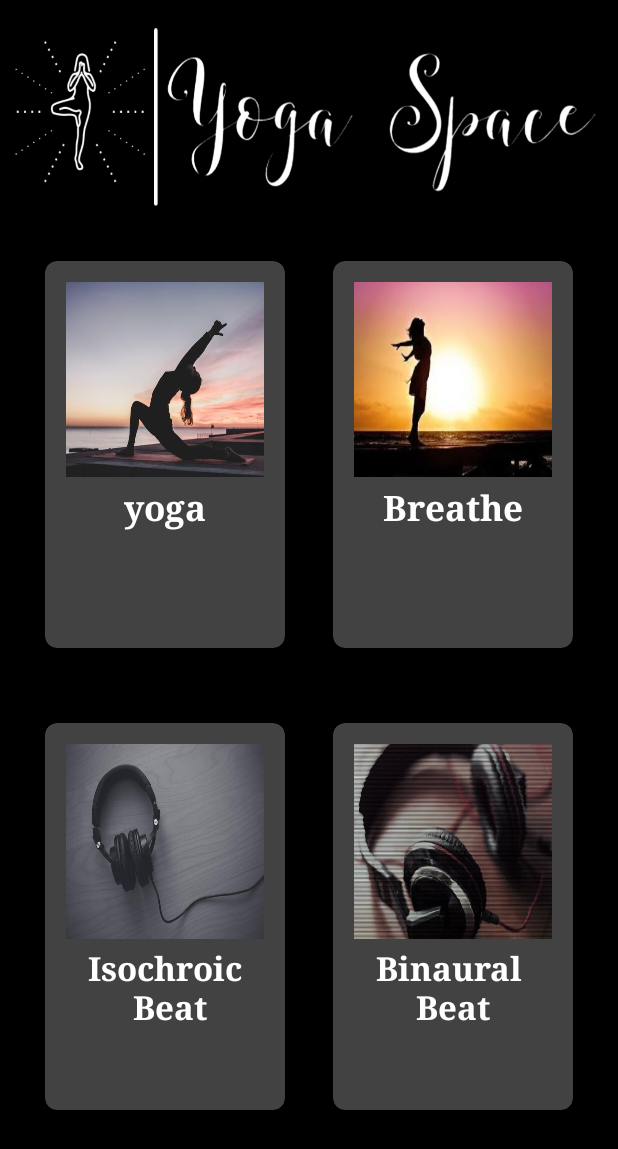
After one commit to shruti10951/YogaSpace, an Android app: the dashboardActivity screen opened directly, with no data from a screen before it, on a phone screen of 412 x 824 dp. The commit adds this screen. Shown: the top 1149 px of the screen. Run offline under Robolectric (Android 15) with nearby library versions, the phone set to English and light mode, and no system bars.

Commit message:
Dashboard added

```diff
--- a/app/build.gradle
+++ b/app/build.gradle
@@ -29,7 +29,7 @@ android {
 }
 
 dependencies {
-
+//    implementation "androidx.cardview:cardview:1.0.0"
     implementation 'androidx.appcompat:appcompat:1.4.1'
     implementation 'com.google.android.material:material:1.5.0'
     implementation 'androidx.constraintlayout:constraintlayout:2.1.3'
--- a/app/src/main/AndroidManifest.xml
+++ b/app/src/main/AndroidManifest.xml
@@ -9,6 +9,12 @@
         android:roundIcon="@mipmap/ic_launcher_round"
         android:supportsRtl="true"
         android:theme="@style/Theme.AppCompat.NoActionBar">
+        <activity
+            android:name=".dashboardActivity"
+            android:exported="false" />
+        <activity
+            android:name=".YogaTypesActivity"
+            android:exported="false" />
         <activity
             android:name=".LoginActivity"
             android:exported="false" />
--- /dev/null
+++ b/app/src/main/java/com/vidyalankar/yogaspace/dashboardActivity.java
@@ -0,0 +1,14 @@
+package com.vidyalankar.yogaspace;
+
+import androidx.appcompat.app.AppCompatActivity;
+
+import android.os.Bundle;
+
+public class dashboardActivity extends AppCompatActivity {
+
+    @Override
+    protected void onCreate(Bundle savedInstanceState) {
+        super.onCreate(savedInstanceState);
+        setContentView(R.layout.activity_dashboard);
+    }
+}
--- /dev/null
+++ b/app/src/main/res/layout/activity_dashboard.xml
@@ -0,0 +1,229 @@
+<?xml version="1.0" encoding="utf-8"?>
+<LinearLayout xmlns:android="http://schemas.android.com/apk/res/android"
+    android:layout_width="match_parent"
+    android:layout_height="match_parent"
+    android:orientation="vertical"
+    android:background="@color/black"
+    xmlns:app="http://schemas.android.com/apk/res-auto">
+
+    <ImageView
+        android:layout_width="match_parent"
+        android:layout_height="150dp"
+        android:background="@drawable/horizontal_logo"
+        android:orientation="horizontal"
+        android:scaleType="centerCrop">
+
+        <!--        <ImageView-->
+        <!--            android:id="@+id/user_photo"-->
+        <!--            android:layout_width="100dp"-->
+        <!--            android:layout_height="match_parent"-->
+        <!--            android:layout_marginStart="26dp"-->
+        <!--            android:layout_gravity="center"-->
+        <!--            android:src="@drawable/logo" />-->
+
+        <!--        <TextView-->
+        <!--            android:id="@+id/user_name"-->
+        <!--            android:layout_width="wrap_content"-->
+        <!--            android:layout_height="match_parent"-->
+        <!--            android:layout_marginStart="50dp"-->
+        <!--            android:gravity="center"-->
+        <!--            android:fontFamily="serif"-->
+        <!--            android:textStyle="bold|italic"-->
+        <!--            android:text="Welcome \n To \nYoga Space"-->
+        <!--            android:textColor="@color/black"-->
+        <!--            android:textSize="30sp" />-->
+
+    </ImageView>
+
+    <GridLayout
+        android:layout_width="match_parent"
+        android:layout_height="match_parent"
+        android:layout_marginBottom="60dp"
+        android:alignmentMode="alignMargins"
+        android:background="@color/black"
+        android:columnCount="2"
+        android:columnOrderPreserved="false"
+        android:padding="14dp"
+        android:rowCount="3">
+
+        <androidx.cardview.widget.CardView
+            android:layout_width="0dp"
+            android:layout_height="40dp"
+            android:layout_rowWeight="1"
+            android:layout_columnWeight="1"
+            android:layout_marginLeft="16dp"
+            android:layout_marginTop="10dp"
+            android:layout_marginRight="16dp"
+            android:layout_marginBottom="40dp"
+            app:cardCornerRadius="8dp"
+            app:cardElevation="6dp">
+
+            <LinearLayout
+                android:layout_width="wrap_content"
+                android:layout_height="wrap_content"
+                android:layout_marginStart="14dp"
+                android:layout_marginTop="14dp"
+                android:layout_marginEnd="14dp"
+                android:layout_marginBottom="14dp"
+                android:orientation="vertical">
+
+                <ImageView
+                    android:layout_width="match_parent"
+                    android:layout_height="130dp"
+                    android:background="@drawable/yoga4"
+                    android:scaleType="centerCrop" />
+
+                <TextView
+                    android:layout_width="match_parent"
+                    android:layout_height="wrap_content"
+                    android:layout_marginTop="4dp"
+                    android:fontFamily="serif"
+                    android:gravity="center"
+                    android:text="yoga"
+                    android:textColor="@color/white"
+                    android:textSize="23sp"
+
+                    android:textStyle="bold" />
+
+            </LinearLayout>
+
+        </androidx.cardview.widget.CardView>
+
+        <androidx.cardview.widget.CardView
+            android:layout_width="0dp"
+            android:layout_height="40dp"
+            android:layout_rowWeight="1"
+            android:layout_columnWeight="1"
+            android:layout_marginLeft="16dp"
+            android:layout_marginTop="10dp"
+            android:layout_marginRight="16dp"
+            android:layout_marginBottom="40dp"
+            app:cardCornerRadius="8dp"
+            app:cardElevation="6dp">
+
+            <LinearLayout
+                android:layout_width="wrap_content"
+                android:layout_height="wrap_content"
+                android:layout_marginStart="14dp"
+                android:layout_marginTop="14dp"
+                android:layout_marginEnd="14dp"
+                android:layout_marginBottom="14dp"
+                android:orientation="vertical">
+
+                <ImageView
+                    android:layout_width="match_parent"
+                    android:layout_height="130dp"
+                    android:background="@drawable/breathing"
+                    android:scaleType="centerCrop" />
+
+
+                <TextView
+                    android:layout_width="match_parent"
+                    android:layout_height="wrap_content"
+                    android:layout_marginTop="4dp"
+                    android:fontFamily="serif"
+                    android:gravity="center"
+                    android:text="Breathe"
+                    android:textColor="@color/white"
+                    android:textSize="23sp"
+
+                    android:textStyle="bold" />
+
+
+            </LinearLayout>
+
+        </androidx.cardview.widget.CardView>
+
+        <androidx.cardview.widget.CardView
+            android:layout_width="0dp"
+            android:layout_height="40dp"
+            android:layout_rowWeight="1"
+            android:layout_columnWeight="1"
+            android:layout_marginLeft="16dp"
+            android:layout_marginTop="10dp"
+            android:layout_marginRight="16dp"
+            android:layout_marginBottom="10dp"
+            app:cardCornerRadius="8dp"
+            app:cardElevation="6dp">
+
+            <LinearLayout
+                android:layout_width="wrap_content"
+                android:layout_height="wrap_content"
+                android:layout_marginStart="14dp"
+                android:layout_marginTop="14dp"
+                android:layout_marginEnd="14dp"
+                android:layout_marginBottom="14dp"
+                android:orientation="vertical">
+
+                <ImageView
+                    android:layout_width="match_parent"
+                    android:layout_height="130dp"
+                    android:background="@drawable/isochronic_cover"
+                    android:scaleType="centerCrop" />
+
+
+                <TextView
+                    android:layout_width="match_parent"
+                    android:layout_height="wrap_content"
+                    android:layout_marginTop="4dp"
+                    android:fontFamily="serif"
+                    android:gravity="center"
+                    android:text="Isochroic\n Beat"
+                    android:textColor="@color/white"
+                    android:textSize="22sp"
+
+                    android:textStyle="bold" />
+
+            </LinearLayout>
+
+        </androidx.cardview.widget.CardView>
+
+        <androidx.cardview.widget.CardView
+            android:layout_width="0dp"
+            android:layout_height="0dp"
+            android:layout_rowWeight="1"
+            android:layout_columnWeight="1"
+            android:layout_marginLeft="16dp"
+            android:layout_marginTop="10dp"
+            android:layout_marginRight="16dp"
+            android:layout_marginBottom="10dp"
+            android:background="@color/black"
+            app:cardCornerRadius="8dp"
+            app:cardElevation="6dp">
+
+
+            <LinearLayout
+                android:layout_width="wrap_content"
+                android:layout_height="wrap_content"
+                android:layout_marginStart="14dp"
+                android:layout_marginTop="14dp"
+                android:layout_marginEnd="14dp"
+                android:layout_marginBottom="14dp"
+                android:orientation="vertical">
+
+                <ImageView
+                    android:layout_width="match_parent"
+                    android:layout_height="130dp"
+                    android:background="@drawable/binuaral_cover1"
+                    android:scaleType="centerCrop" />
+
+                <TextView
+                    android:layout_width="match_parent"
+                    android:layout_height="wrap_content"
+                    android:layout_marginTop="4dp"
+                    android:fontFamily="serif"
+                    android:gravity="center"
+                    android:text="Binaural \n Beat "
+                    android:textColor="@color/white"
+                    android:textSize="22sp"
+
+                    android:textStyle="bold" />
+            </LinearLayout>
+
+        </androidx.cardview.widget.CardView>
+
+
+    </GridLayout>
+
+
+</LinearLayout>
--- a/app/src/main/res/layout/activity_sign_up.xml
+++ b/app/src/main/res/layout/activity_sign_up.xml
@@ -97,4 +97,10 @@
         android:layout_gravity="center"
         android:layout_marginTop="20dp"/>
 
+    <Button
+        android:id="@+id/ok"
+        android:layout_width="wrap_content"
+        android:layout_height="wrap_content"
+        android:text="ok"/>
+
 </LinearLayout>
```
Also changed, not shown: app/src/main/java/com/vidyalankar/yogaspace/SignUpActivity.java (+10 -1 lines), app/src/main/java/com/vidyalankar/yogaspace/YogaTypesActivity.java (added, +14 -0 lines), app/src/main/res/drawable/card_bg.xml (added, +12 -0 lines), app/src/main/res/layout/activity_yoga_types.xml (added, +120 -0 lines), app/src/main/res/drawable/balasana.png (added), app/src/main/res/drawable/binuaral_cover1.jpg (added), app/src/main/res/drawable/breathing.png (added), app/src/main/res/drawable/header.png (added), app/src/main/res/drawable/isochronic_cover.jpg (added), app/src/main/res/drawable/yoga.jpg (added), app/src/main/res/drawable/yoga1.jpg (added), app/src/main/res/drawable/yoga3.jpg (added), app/src/main/res/drawable/yoga4.jpg (added).
